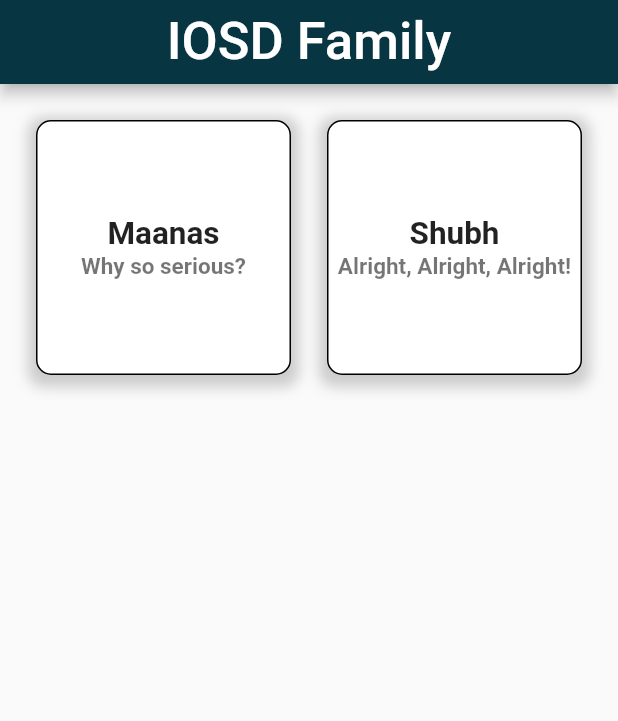
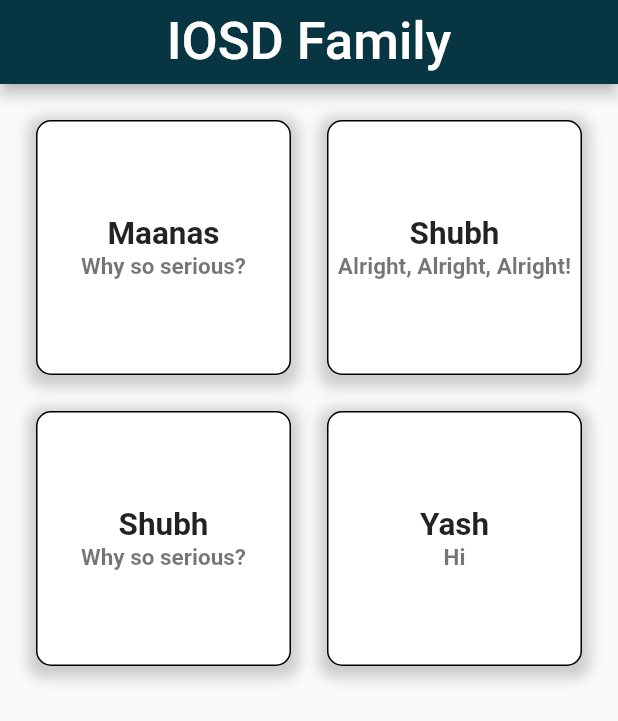
Before and after one commit to maanas-talwar/IOSD-dev-week, a Flutter app: the screen it shows after launch, on a phone screen of 412 x 824 dp. Shown: the top 721 px of the screen. Run offline on Flutter 3.47's test engine with Material 2 defaults, Android fonts, the phone set to English and light mode, and no system bars; drawn by our look-alikes of auto_size_text.

Commit message:
Update main.dart

```diff
--- a/lib/main.dart
+++ b/lib/main.dart
@@ -14,7 +14,8 @@ class MyApp extends StatelessWidget {
     SystemChrome.setEnabledSystemUIOverlays([]);
     allPeople = [Person("Maanas", "Why so serious?")];
     allPeople.add(Person("Shubh", "Alright, Alright, Alright!"));
-//    allPeople.add(Person("Shubh", "Why so serious?"));
+  allPeople.add(Person("Shubh", "Why so serious?"));
+    allPeople.add(Person("Yash", "Hi"));
 
     return MaterialApp(
       home: Scaffold(
```
